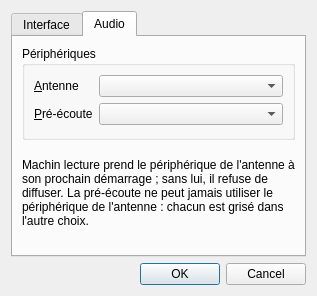
dascritch/machincast, file src/machincast/interface/ui/preferences.ui: the form before one commit.
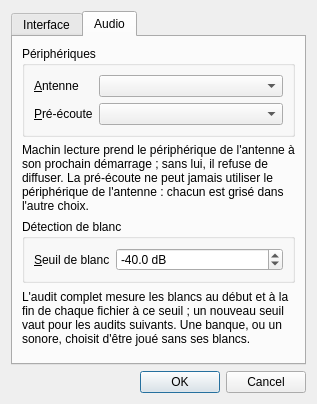
The form after the commit. The open tabs and pages were chosen to show the change.

Commit message:
feat: détection de blanc des sonores, mesurée par l'audit complet
https://github.com/dascritch/machincast/issues/146
Trim intelligent d'un Sonore par détection de blanc

Claude-Session: https://claude.ai/code/session_01P5BmUA6Q6zj6eA4Ks7Cbgy

Diff of the .ui file:
```diff
--- a/src/machincast/interface/ui/preferences.ui
+++ b/src/machincast/interface/ui/preferences.ui
@@ -172,6 +172,60 @@
          </property>
         </widget>
        </item>
+       <item>
+        <widget class="QGroupBox" name="groupe_blancs">
+         <property name="title">
+          <string>Détection de blanc</string>
+         </property>
+         <layout class="QFormLayout" name="formulaire_blancs">
+          <item row="0" column="0">
+           <widget class="QLabel" name="etiquette_seuil_blancs">
+            <property name="text">
+             <string>&amp;Seuil de blanc</string>
+            </property>
+            <property name="buddy">
+             <cstring>seuil_blancs</cstring>
+            </property>
+           </widget>
+          </item>
+          <item row="0" column="1">
+           <widget class="QDoubleSpinBox" name="seuil_blancs">
+            <property name="toolTip">
+             <string>Niveau crête sous lequel le début et la fin d'un sonore sont un blanc ; 0 dB est la pleine échelle</string>
+            </property>
+            <property name="suffix">
+             <string> dB</string>
+            </property>
+            <property name="decimals">
+             <number>1</number>
+            </property>
+            <property name="minimum">
+             <double>-100.0</double>
+            </property>
+            <property name="maximum">
+             <double>-0.1</double>
+            </property>
+            <property name="singleStep">
+             <double>1.0</double>
+            </property>
+            <property name="value">
+             <double>-40.0</double>
+            </property>
+           </widget>
+          </item>
+         </layout>
+        </widget>
+       </item>
+       <item>
+        <widget class="QLabel" name="explication_blancs">
+         <property name="text">
+          <string>L'audit complet mesure les blancs au début et à la fin de chaque fichier à ce seuil ; un nouveau seuil vaut pour les audits suivants. Une banque, ou un sonore, choisit d'être joué sans ses blancs.</string>
+         </property>
+         <property name="wordWrap">
+          <bool>true</bool>
+         </property>
+        </widget>
+       </item>
        <item>
         <spacer name="espace_audio">
          <property name="orientation">
```
The commit also changes 52 other files.
